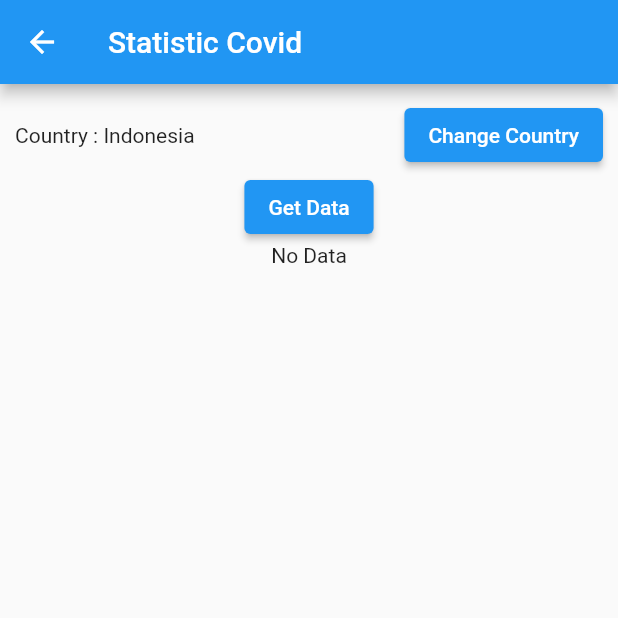
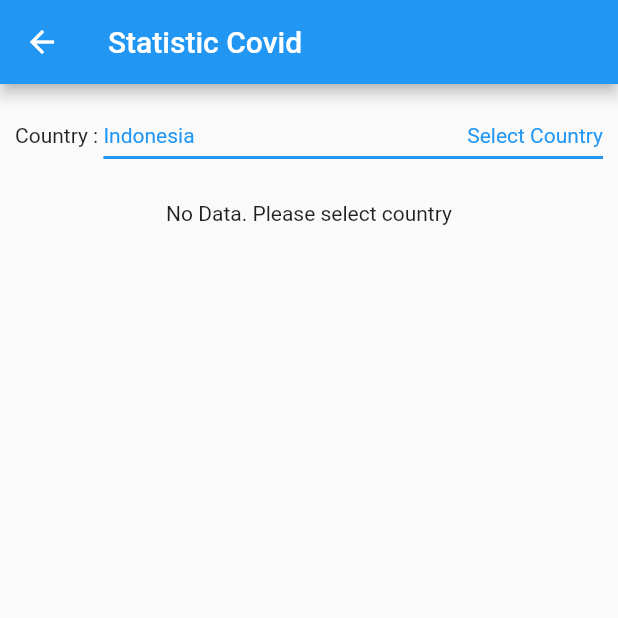
Before and after one commit to PhilipPurwoko/info-covid-mobile, a Flutter app: the StatisticScreen screen opened by its route, on a phone screen of 412 x 824 dp, the top half of it. Run offline on Flutter 3.47's test engine with Material 2 defaults, Android fonts, the phone set to English and light mode, and no system bars; network calls fail.

Commit message:
:sparkles: Add fully functionality Covid statistic

```diff
--- /dev/null
+++ b/lib/models/country.dart
@@ -0,0 +1,23 @@
+import 'package:http/http.dart' as http;
+import 'dart:convert';
+
+class Country {
+  final String name;
+  final String iso2;
+  final String iso3;
+
+  Country(this.name, this.iso2, this.iso3);
+
+  static List<Country> fromListJson(List countries) {
+    return countries.map((country) {
+      return Country(country['name'], country['iso2'], country['iso3']);
+    }).toList();
+  }
+
+  static Future<List<Country>> getCountry() async {
+    var url = Uri.parse('https://covid19.mathdro.id/api/countries/');
+    var response = await http.get(url);
+    var res = json.decode(response.body);
+    return Country.fromListJson(res['countries']);
+  }
+}
--- a/lib/models/statistic.dart
+++ b/lib/models/statistic.dart
@@ -1,6 +1,7 @@
 import 'package:flutter/foundation.dart';
 import 'dart:convert';
 import 'package:http/http.dart' as http;
+import 'package:intl/intl.dart';
 
 class Statistic {
   final int confirmed;
@@ -19,11 +20,14 @@ class Statistic {
     var url = Uri.parse('https://covid19.mathdro.id/api/countries/$country');
     var response = await http.get(url);
     var res = json.decode(response.body);
+    DateTime datetime = DateTime.parse(res['lastUpdate']);
+    String day = DateFormat.EEEE().format(datetime).toString();
+    String date = DateFormat.yMMMd().format(datetime).toString();
     return Statistic(
       confirmed: res['confirmed']['value'],
       deaths: res['deaths']['value'],
       recovered: res['recovered']['value'],
-      lastUpdate: res['lastUpdate'],
+      lastUpdate: '$day, $date',
     );
   }
 }
--- a/lib/widgets/menu/menu_card.dart
+++ b/lib/widgets/menu/menu_card.dart
@@ -6,7 +6,7 @@ class MenuCard extends StatelessWidget {
 
   MenuCard(this.menuTitle, this.route);
 
-  void navigate(ctx, route) {
+  void navigate(BuildContext ctx, String route) {
     Navigator.pushNamed(ctx, route);
   }
 
--- a/lib/widgets/menu/menu_grid.dart
+++ b/lib/widgets/menu/menu_grid.dart
@@ -1,6 +1,6 @@
 import 'package:flutter/material.dart';
 import '../statistic/statistic_screen.dart';
-import 'menu_card.dart';
+import './menu_card.dart';
 
 class MenuGrid extends StatelessWidget {
   @override
--- a/lib/widgets/menu/menu_screen.dart
+++ b/lib/widgets/menu/menu_screen.dart
@@ -1,6 +1,5 @@
 import 'package:flutter/material.dart';
-
-import 'menu_grid.dart';
+import './menu_grid.dart';
 
 class MenuScreen extends StatelessWidget {
   static String routeName = '/menu';
--- /dev/null
+++ b/lib/widgets/statistic/country_selector.dart
@@ -0,0 +1,44 @@
+import 'package:flutter/material.dart';
+import '../../models/country.dart';
+
+Container countrySelector(
+    String country, List<Country> countries, Function onChanged) {
+  return Container(
+    child: Row(
+      mainAxisAlignment: MainAxisAlignment.start,
+      children: [
+        Container(
+          child: Text('Country : '),
+        ),
+        Expanded(
+          child: DropdownButton<String>(
+            isExpanded: true,
+            value: country,
+            icon: Text('Select Country'),
+            iconSize: 24,
+            elevation: 16,
+            style: TextStyle(color: ThemeData().accentColor),
+            onChanged: onChanged,
+            underline: Container(
+              height: 2,
+              color: ThemeData().accentColor,
+            ),
+            items: countries != null
+                ? countries.map((Country country) {
+                    return DropdownMenuItem<String>(
+                      value: country.name,
+                      child: Text(country.name),
+                    );
+                  }).toList()
+                : [
+                    DropdownMenuItem<String>(
+                      value: 'Indonesia',
+                      child: Text('Indonesia'),
+                    )
+                  ],
+          ),
+        ),
+      ],
+    ),
+  );
+}
--- /dev/null
+++ b/lib/widgets/statistic/statistic_data.dart
@@ -0,0 +1,51 @@
+import 'package:flutter/material.dart';
+import '../../models/statistic.dart';
+
+class StatisticData extends StatelessWidget {
+  final Statistic statistic;
+
+  StatisticData(this.statistic);
+
+  @override
+  Widget build(BuildContext context) {
+    return Container(
+      margin: EdgeInsets.only(top: 20),
+      child: statistic != null
+          ? Column(
+              children: <Row>[
+                Row(
+                  mainAxisAlignment: MainAxisAlignment.spaceBetween,
+                  children: <Text>[
+                    Text('Confirmed'),
+                    Text(statistic.confirmed.toString()),
+                  ],
+                ),
+                Row(
+                  mainAxisAlignment: MainAxisAlignment.spaceBetween,
+                  children: <Text>[
+                    Text('Deats'),
+                    Text(statistic.deaths.toString()),
+                  ],
+                ),
+                Row(
+                  mainAxisAlignment: MainAxisAlignment.spaceBetween,
+                  children: <Text>[
+                    Text('Recovered'),
+                    Text(statistic.recovered.toString()),
+                  ],
+                ),
+                Row(
+                  mainAxisAlignment: MainAxisAlignment.spaceBetween,
+                  children: <Text>[
+                    Text('Last Update'),
+                    Text(statistic.lastUpdate),
+                  ],
+                ),
+              ],
+            )
+          : Center(
+              child: Text('No Data. Please select country'),
+            ),
+    );
+  }
+}
--- a/lib/widgets/statistic/statistic_screen.dart
+++ b/lib/widgets/statistic/statistic_screen.dart
@@ -1,5 +1,8 @@
 import 'package:flutter/material.dart';
 import '../../models/statistic.dart';
+import '../../models/country.dart';
+import './country_selector.dart';
+import './statistic_data.dart';
 
 class StatisticScreen extends StatefulWidget {
   static String routeName = '/statistic';
@@ -10,16 +13,30 @@ class StatisticScreen extends StatefulWidget {
 class _StatisticScreenState extends State<StatisticScreen> {
   String country = 'Indonesia';
   Statistic stat;
+  List<Country> countries;
 
-  void changeCountry() {
+  void changeCountry(String newCountry) {
     setState(() {
-      country = 'India';
+      country = newCountry;
+    });
+    getData();
+  }
+
+  void getData() async {
+    var updatedStat = await Statistic.getData(country);
+    setState(() {
+      stat = updatedStat;
     });
   }
 
-  void getData() {
-    setState(() async {
-      stat = await Statistic.getData(country);
+  @override
+  void initState() {
+    super.initState();
+    getData();
+    Country.getCountry().then((value) {
+      setState(() {
+        countries = value;
+      });
     });
   }
 
@@ -33,44 +50,12 @@ class _StatisticScreenState extends State<StatisticScreen> {
         padding: EdgeInsets.all(10),
         child: Column(
           children: <Widget>[
-            Container(
-              width: double.infinity,
-              // decoration: BoxDecoration(
-              //   border: Border.all(color: Colors.black, width: 3),
-              // ),
-              child: Row(
-                mainAxisAlignment: MainAxisAlignment.start,
-                children: [
-                  Expanded(
-                    child: Text('Country : $country'),
-                  ),
-                  ElevatedButton(
-                    onPressed: changeCountry,
-                    child: Text('Change Country'),
-                  )
-                ],
-              ),
+            countrySelector(
+              country,
+              countries,
+              (String newCountry) => changeCountry(newCountry),
             ),
-            Container(
-              child: Column(
-                children: <Widget>[
-                  ElevatedButton(
-                    onPressed: getData,
-                    child: Text('Get Data'),
-                  ),
-                  stat != null
-                      ? Column(
-                          children: <Text>[
-                            Text('Confirmed : ${stat.confirmed}'),
-                            Text('Deats : ${stat.deaths}'),
-                            Text('Recovered : ${stat.recovered}'),
-                            Text('Last Update : ${stat.lastUpdate}'),
-                          ],
-                        )
-                      : Text('No Data'),
-                ],
-              ),
-            ),
+            StatisticData(stat),
           ],
         ),
       ),
--- a/pubspec.yaml
+++ b/pubspec.yaml
@@ -25,6 +25,7 @@ dependencies:
     sdk: flutter
   cupertino_icons: ^1.0.2
   http: ^0.13.3
+  intl: ^0.17.0
 
 dev_dependencies:
   flutter_test:
```
Also changed, not shown: pubspec.lock.
